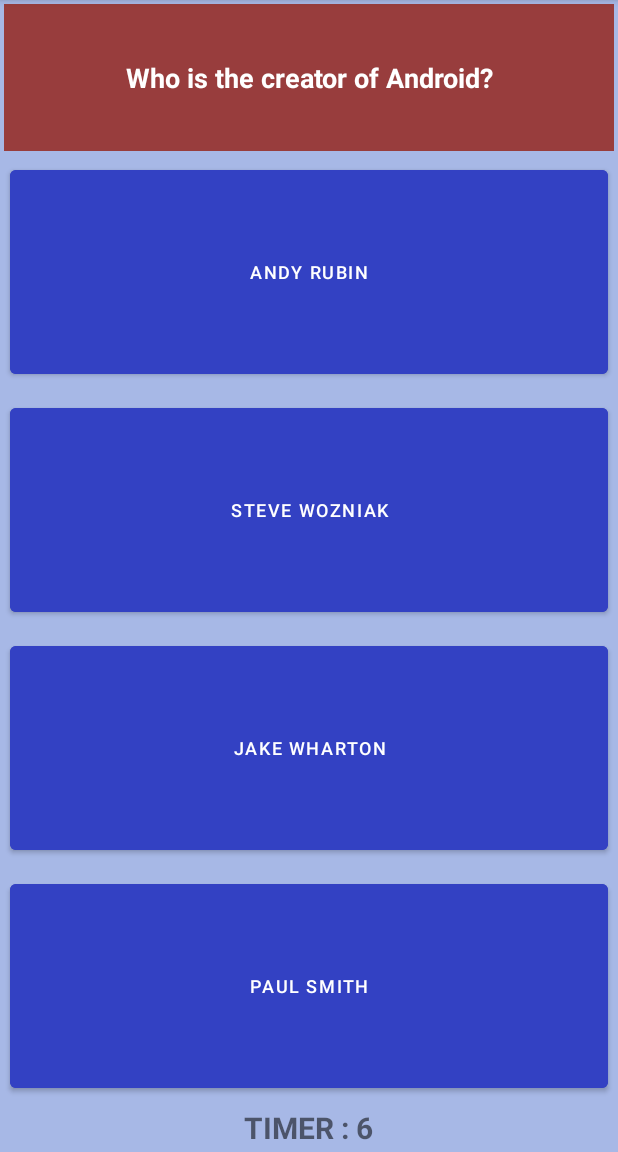
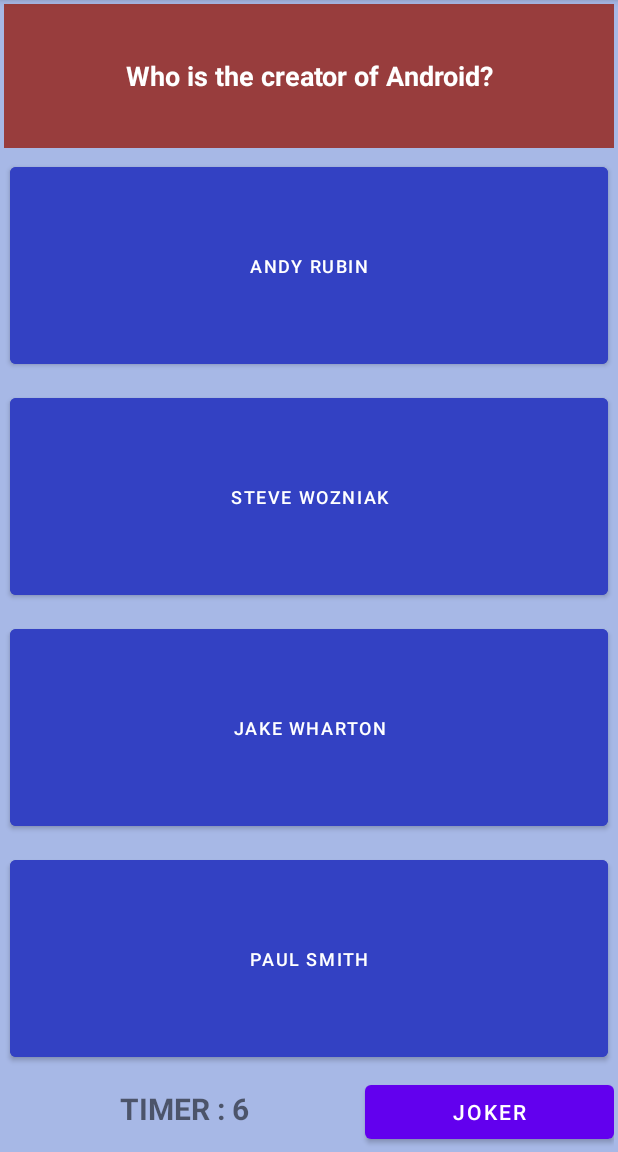
Before and after one commit to kathou-png/TopQuizz, an Android app: the GameActivity screen opened directly, with no data from a screen before it, on a phone screen of 412 x 824 dp, the part 84-1236 px from its top. Run offline under Robolectric (Android 15) with nearby library versions, the phone set to English and light mode, and no system bars.

Commit message:
jokerbeugtimer

```diff
--- a/app/src/main/java/com/student/topquiz/controller/MainActivity.java
+++ b/app/src/main/java/com/student/topquiz/controller/MainActivity.java
@@ -28,6 +28,7 @@
     private Button mEasyButton;
     private Button mNormalButton;
     private Button mHardButton;
+
     private User mUser;
     private int score;
     private  String mFirstname = "";
@@ -78,6 +79,7 @@
         mEasyButton = findViewById(R.id.main_button_easy);
         mNormalButton = findViewById(R.id.main_button_normal);
         mHardButton = findViewById(R.id.main_button_hard);
+
 
         String previousFirstName = this.getSharedPreferences(SHARED_PREF_USER_INFO, MODE_PRIVATE).getString(SHARED_PREF_USER_INFO_NAME, null);
         int previousScore = this.getSharedPreferences(SHARED_PREF_USER_INFO, MODE_PRIVATE).getInt(SHARED_PREF_USER_INFO_SCORE, 0);
@@ -166,6 +168,7 @@
             }
         });
 
+
     }
 
     @Override
--- a/app/src/main/res/layout/activity_game.xml
+++ b/app/src/main/res/layout/activity_game.xml
@@ -94,5 +94,12 @@
             android:text="[time]"
             android:gravity="left" />
 
+        <Button
+            android:id="@+id/mJokerButton"
+            android:layout_width="wrap_content"
+            android:layout_height="wrap_content"
+            android:layout_weight="1"
+            android:text="Joker" />
+
     </LinearLayout>
 </LinearLayout>
```
Also changed, not shown: app/src/main/java/com/student/topquiz/controller/GameActivity.java (+38 -6 lines).
